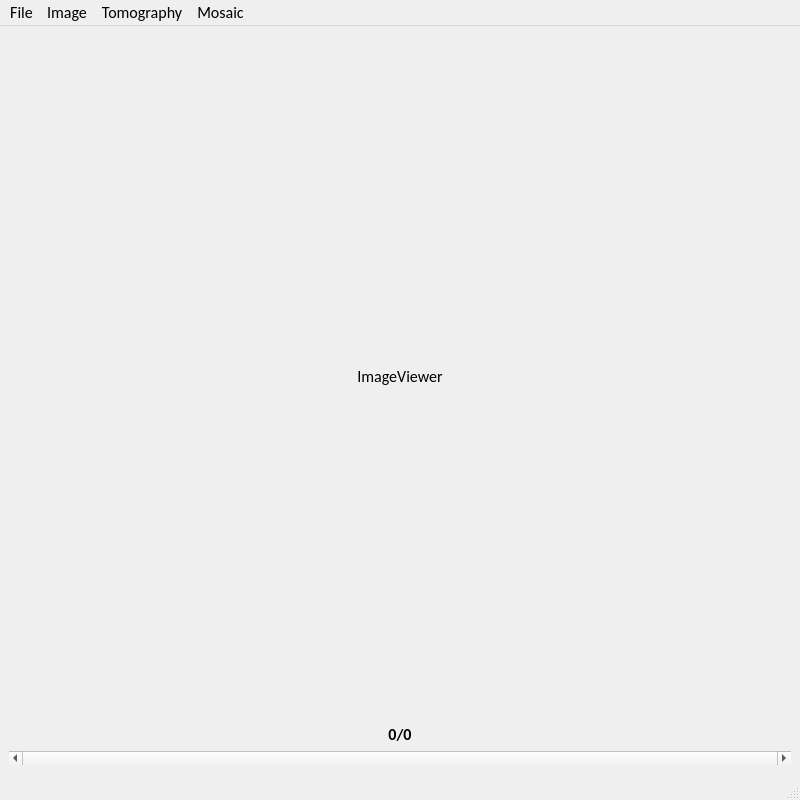
Before: the Qt Designer form txm_toolbox.ui in JieChungChen/BL01B_TXM_ToolBox, drawn with Qt 5.
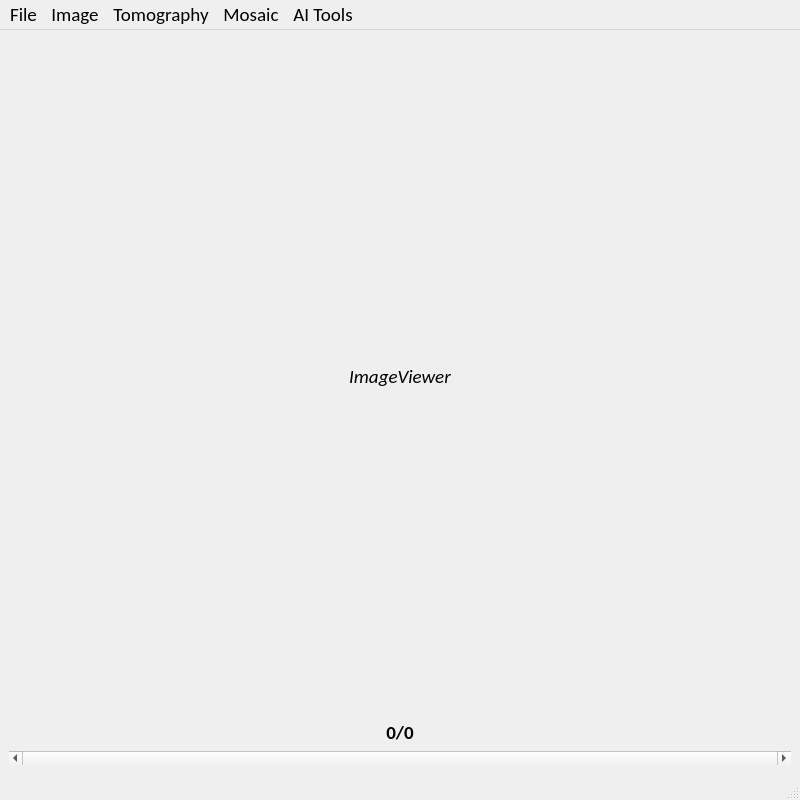
After: the same form once the commit is applied.

The edit to the form file:
```diff
--- a/txm_toolbox.ui
+++ b/txm_toolbox.ui
@@ -47,7 +47,9 @@
         </property>
         <property name="font">
          <font>
+          <pointsize>14</pointsize>
           <weight>50</weight>
+          <italic>true</italic>
           <bold>false</bold>
          </font>
         </property>
@@ -73,6 +75,11 @@
       </item>
       <item alignment="Qt::AlignBottom">
        <widget class="QLabel" name="imageIndexLabel">
+        <property name="font">
+         <font>
+          <pointsize>14</pointsize>
+         </font>
+        </property>
         <property name="text">
          <string>0/0</string>
         </property>
@@ -102,16 +109,25 @@
      <x>0</x>
      <y>0</y>
      <width>800</width>
-     <height>23</height>
+     <height>29</height>
     </rect>
    </property>
    <property name="font">
     <font>
+     <family>Calibri</family>
+     <pointsize>14</pointsize>
      <weight>50</weight>
+     <italic>false</italic>
      <bold>false</bold>
     </font>
    </property>
    <widget class="QMenu" name="menuFile">
+    <property name="font">
+     <font>
+      <family>Calibri</family>
+      <pointsize>14</pointsize>
+     </font>
+    </property>
     <property name="title">
      <string>File</string>
     </property>
@@ -160,15 +176,29 @@
     <addaction name="action_reconstruction"/>
    </widget>
    <widget class="QMenu" name="menuMosaic">
+    <property name="font">
+     <font>
+      <family>Calibri</family>
+      <pointsize>14</pointsize>
+     </font>
+    </property>
     <property name="title">
      <string>Mosaic</string>
     </property>
     <addaction name="action_full_view"/>
    </widget>
+   <widget class="QMenu" name="menuAI_Tools">
+    <property name="title">
+     <string>AI Tools</string>
+    </property>
+    <addaction name="actionAI_Reference"/>
+    <addaction name="actionSIno_Alignment"/>
+   </widget>
    <addaction name="menuFile"/>
    <addaction name="menuEdit"/>
    <addaction name="menuTomography"/>
    <addaction name="menuMosaic"/>
+   <addaction name="menuAI_Tools"/>
   </widget>
   <action name="action_tomo_txrm">
    <property name="text">
```
Left out of the diff: 113 changed lines with no effect on the pictures.
